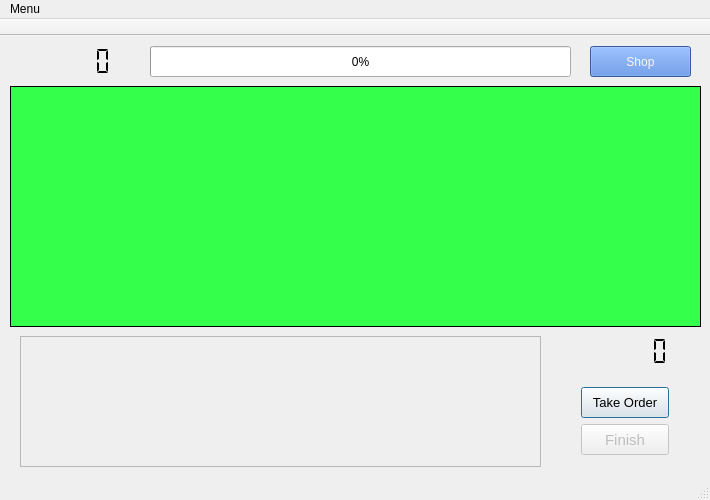
The window that mainwindow.ui (vladimiroff/regularity) describes before a commit, drawn with Qt 5.
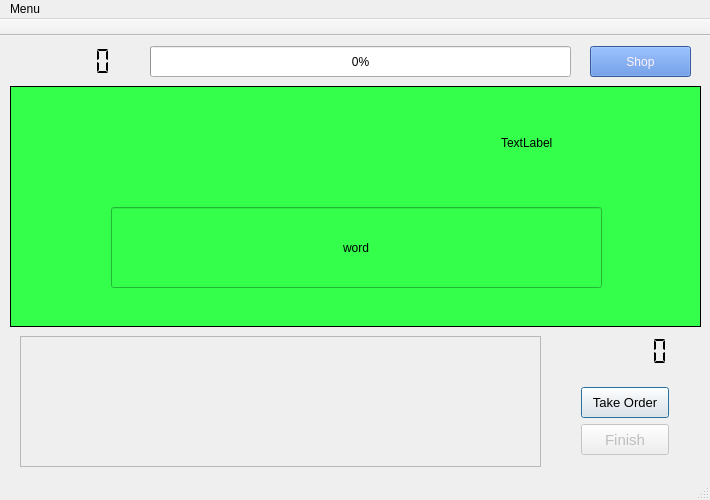
The same window after the commit.

Commit message: Create take order signal

Diff of the .ui file:
```diff
--- a/mainwindow.ui
+++ b/mainwindow.ui
@@ -127,6 +127,38 @@
       <property name="styleSheet">
        <string notr="true">background-color: rgb(52, 255, 75);</string>
       </property>
+      <widget class="QLabel" name="orderInfo">
+       <property name="geometry">
+        <rect>
+         <x>490</x>
+         <y>20</y>
+         <width>181</width>
+         <height>71</height>
+        </rect>
+       </property>
+       <property name="text">
+        <string>TextLabel</string>
+       </property>
+      </widget>
+      <widget class="QLineEdit" name="answer">
+       <property name="geometry">
+        <rect>
+         <x>100</x>
+         <y>120</y>
+         <width>491</width>
+         <height>81</height>
+        </rect>
+       </property>
+       <property name="styleSheet">
+        <string notr="true">font: 36pt &quot;Monospace&quot;;</string>
+       </property>
+       <property name="text">
+        <string>word</string>
+       </property>
+       <property name="alignment">
+        <set>Qt::AlignCenter</set>
+       </property>
+      </widget>
      </widget>
      <widget class="QWidget" name="shop">
       <property name="autoFillBackground">
```
Left out of the diff: 2 changed lines with no effect on the pictures. The commit also changes 5 other files.
